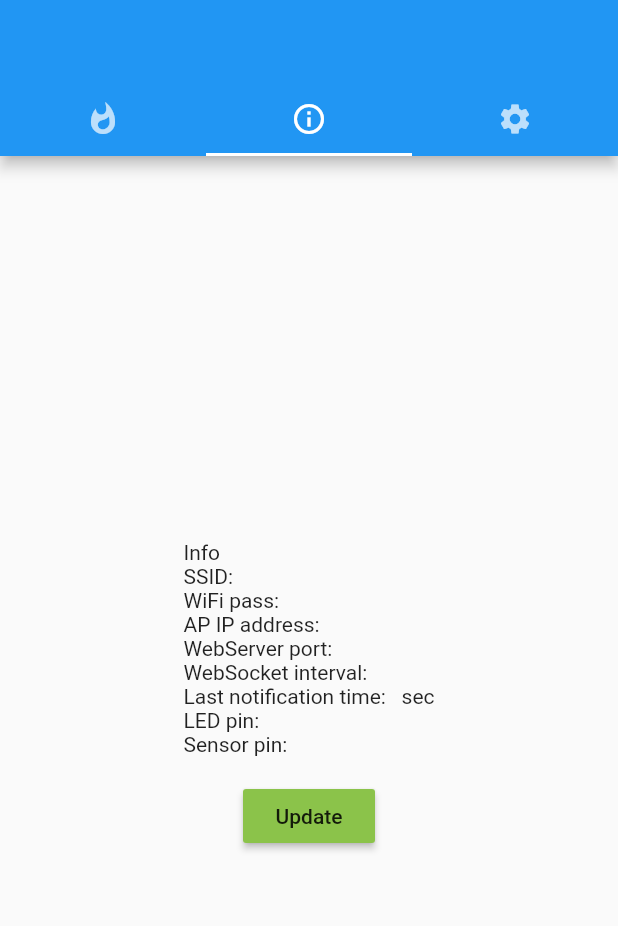
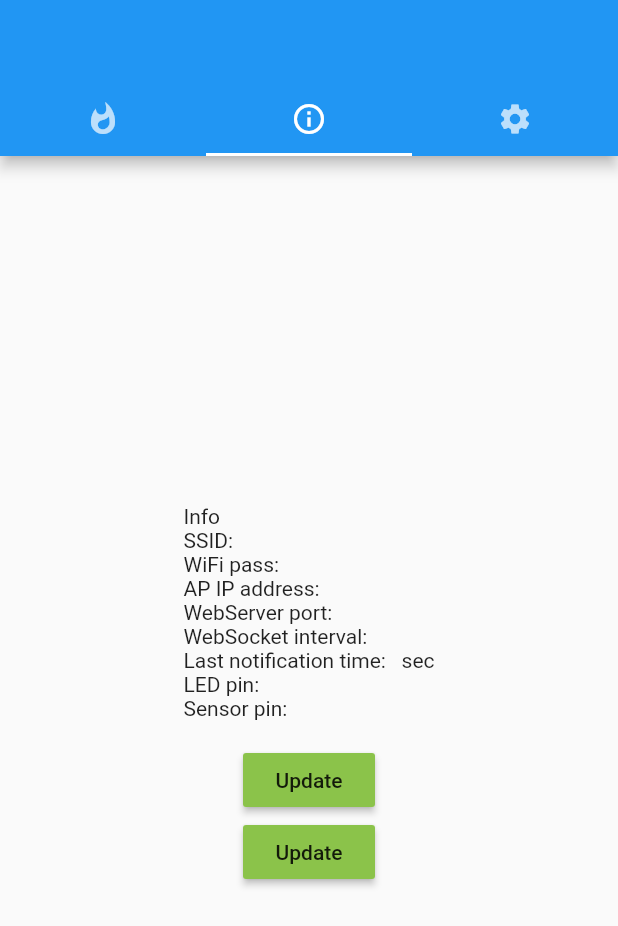
Before and after one commit to Lukk17/Sniper, a Flutter app: the screen it shows after launch, on a phone screen of 412 x 824 dp. Shown: the top 926 px of the screen. Run offline on Flutter 3.47's test engine with Material 2 defaults, Android fonts, the phone set to English and light mode, and no system bars; our stand-ins replace vibration; missing offline and left inert: flutter_vibrate; network calls fail.

Commit message:
vibration added

```diff
--- a/asg_sniper_client/lib/main.dart
+++ b/asg_sniper_client/lib/main.dart
@@ -4,8 +4,11 @@ import 'package:asg_sniper/dto/serverInfo.dart';
 import 'package:asg_sniper/validators/numeric_validator.dart';
 import 'package:asg_sniper/values/sensor_values.dart';
 import 'package:flutter/material.dart';
+import 'package:flutter/services.dart';
 import 'package:intl/intl.dart';
 import 'package:web_socket_channel/web_socket_channel.dart';
+import 'package:vibration/vibration.dart';
+import 'package:flutter_vibrate/flutter_vibrate.dart';
 
 import 'values/web_socket_values.dart';
 
@@ -142,6 +145,11 @@ class _HomePageState extends State<HomePage> {
               onPressed: _updateServerInfo,
               color: Colors.lightGreen,
               child: Text("Update"),
+            ),
+            MaterialButton(
+              onPressed: _vibrate,
+              color: Colors.lightGreen,
+              child: Text("Update"),
             )
           ]),
     );
@@ -264,4 +272,12 @@ class _HomePageState extends State<HomePage> {
     _clear = true;
     setState(() {});
   }
+
+  Future<void> _vibrate() async {
+    // HapticFeedback.lightImpact();
+    // if (await Vibration.hasVibrator()) {
+    // Vibration.vibrate();
+    // }
+    Vibrate.vibrate();
+  }
 }
--- a/asg_sniper_client/pubspec.yaml
+++ b/asg_sniper_client/pubspec.yaml
@@ -30,6 +30,8 @@ dependencies:
   cupertino_icons: ^1.0.2
   web_socket_channel: ^2.1.0
   intl: ^0.17.0
+  vibration: ^1.7.3
+  flutter_vibrate: ^1.1.0
 
 dev_dependencies:
   flutter_test:
```
Also changed, not shown: asg_sniper_client/pubspec.lock, 1 other file.
